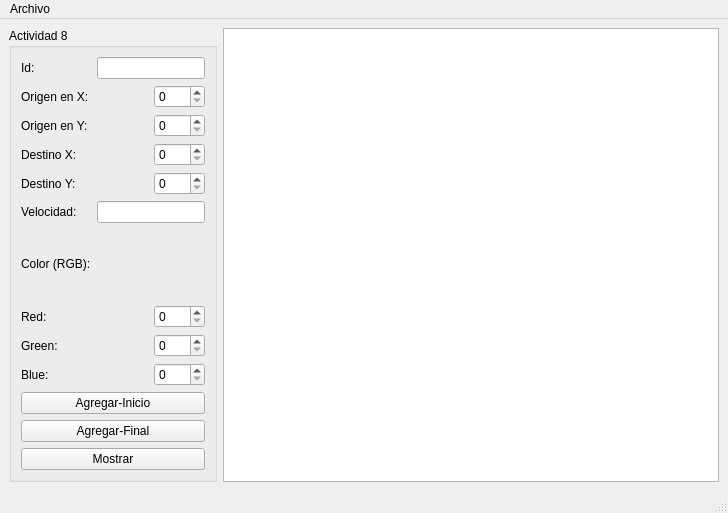
The window that mainwindow.ui (UrielBorbon/Actividad_11-QFileDialog-) describes before a commit, drawn with Qt 5.
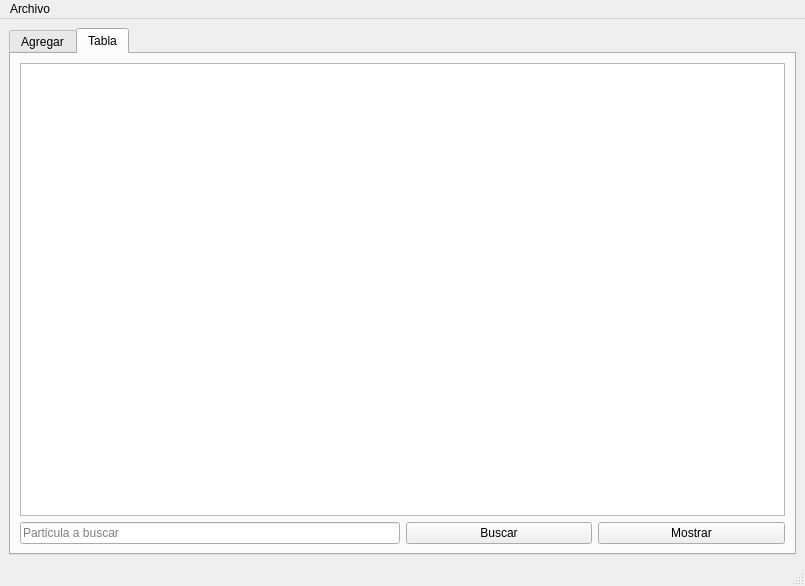
The same window after the commit. The open tabs and pages were chosen to show the change.

Commit message: Actividad 12 Interfaz de usuario con QTableWidget

Diff of the .ui file:
```diff
--- a/mainwindow.ui
+++ b/mainwindow.ui
@@ -6,14 +6,24 @@
    <rect>
     <x>0</x>
     <y>0</y>
-    <width>728</width>
-    <height>513</height>
+    <width>805</width>
+    <height>586</height>
    </rect>
   </property>
   <property name="windowTitle">
    <string>MainWindow</string>
   </property>
   <widget class="QWidget" name="centralwidget">
+   <layout class="QGridLayout" name="gridLayout_3">
+    <item row="0" column="0">
+     <widget class="QTabWidget" name="tabWidget">
+      <property name="currentIndex">
+       <number>0</number>
+      </property>
+      <widget class="QWidget" name="tab">
+       <attribute name="title">
+        <string>Agregar</string>
+       </attribute>
    <layout class="QGridLayout" name="gridLayout_2">
     <item row="0" column="0">
      <widget class="QGroupBox" name="groupBox">
@@ -175,12 +185,47 @@
     </item>
    </layout>
   </widget>
+      <widget class="QWidget" name="tab_2">
+       <attribute name="title">
+        <string>Tabla</string>
+       </attribute>
+       <layout class="QGridLayout" name="gridLayout_4">
+        <item row="0" column="0" rowspan="2" colspan="4">
+         <widget class="QTableWidget" name="tabla"/>
+        </item>
+        <item row="3" column="0" colspan="2">
+         <widget class="QLineEdit" name="buscar_lineEdit">
+          <property name="placeholderText">
+           <string>Particula a buscar</string>
+          </property>
+         </widget>
+        </item>
+        <item row="3" column="3">
+         <widget class="QPushButton" name="mostrar_tabla_pushButton">
+          <property name="text">
+           <string>Mostrar</string>
+          </property>
+         </widget>
+        </item>
+        <item row="3" column="2">
+         <widget class="QPushButton" name="buscar_pushButton">
+          <property name="text">
+           <string>Buscar</string>
+          </property>
+         </widget>
+        </item>
+       </layout>
+      </widget>
+     </widget>
+    </item>
+   </layout>
+  </widget>
   <widget class="QMenuBar" name="menubar">
    <property name="geometry">
     <rect>
      <x>0</x>
      <y>0</y>
-     <width>728</width>
+     <width>805</width>
      <height>26</height>
     </rect>
    </property>
```
Lines whose indentation alone changed are shown as unchanged.
